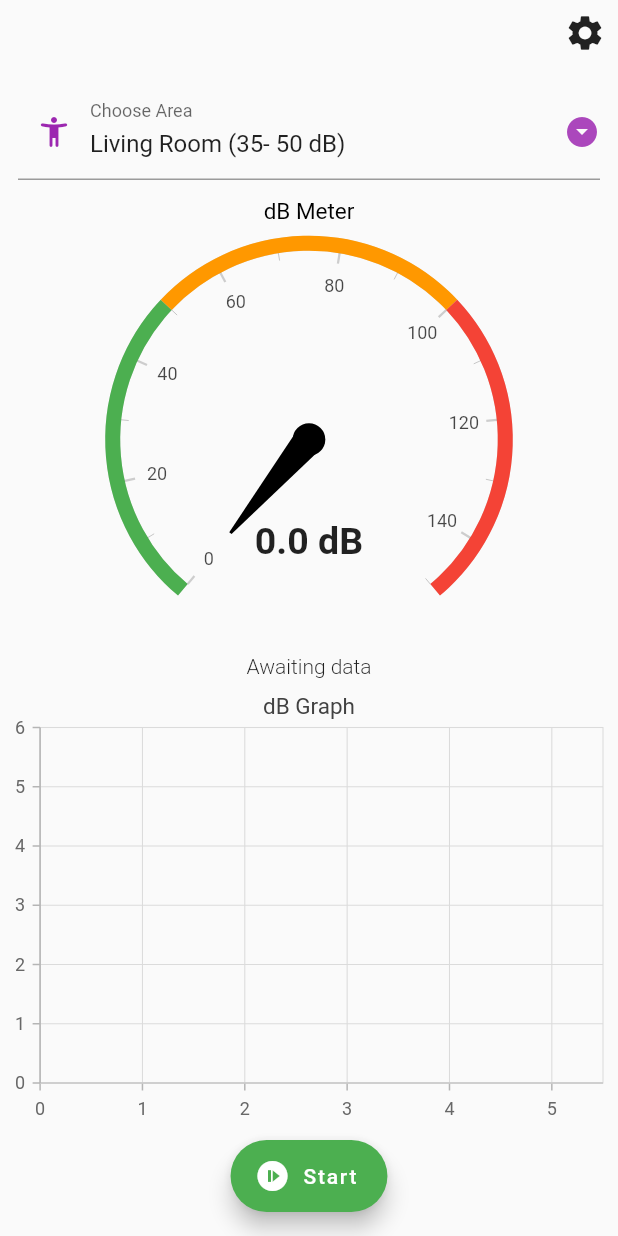
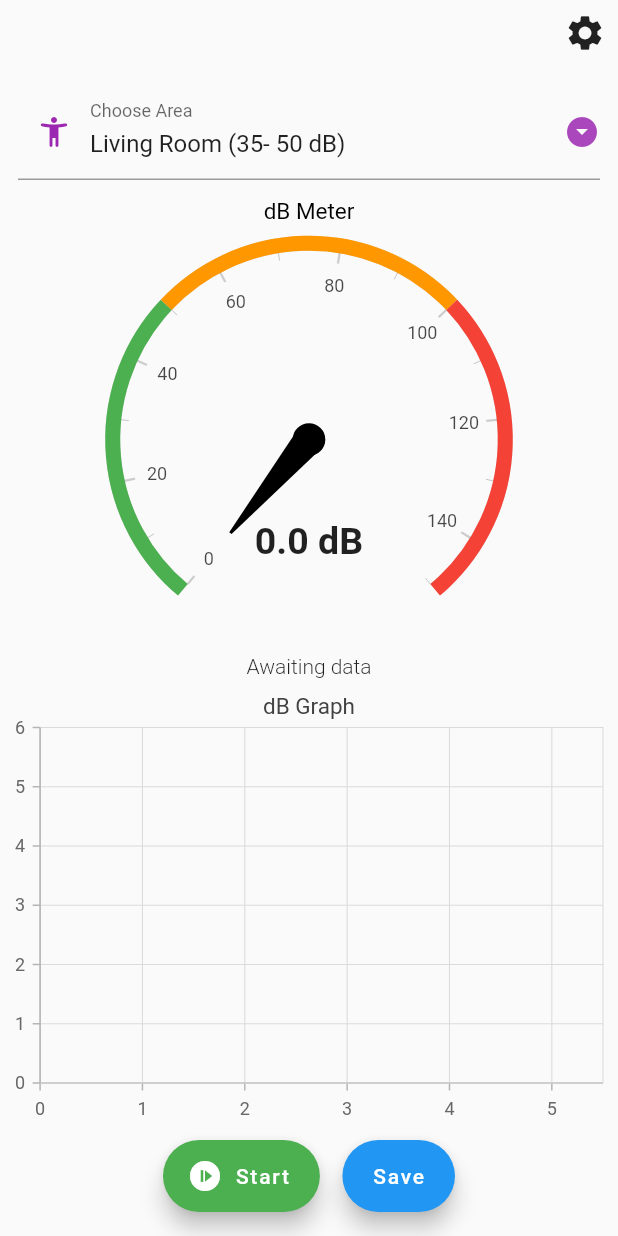
Before and after one commit to jay2607-cmd/Audio-sound-Decibal-Meter, a Flutter app: the screen it shows after launch, after a tap on "Start", on a phone screen of 412 x 824 dp. Run offline on Flutter 3.47's test engine with Material 2 defaults, Android fonts, the phone set to English and light mode, and no system bars; drawn by our look-alikes of syncfusion_flutter_gauges; our stand-ins replace hive, syncfusion_flutter_charts; missing offline and left inert: noise_meter; accounts and stored records are empty.

Commit message:
build save_model.dart

```diff
--- a/lib/dB_Chart.dart
+++ b/lib/logic/dB_Chart.dart
@@ -24,7 +24,8 @@ class DBChart extends StatelessWidget {
           name: 'dB values over time',
           xValueMapper: (ChartData value, _) => value.frames,
           yValueMapper: (ChartData value, _) => value.maxDB?.floor(),
-            animationDuration: 1),
+          animationDuration: 1
+        ),
       ],
     );
   }
--- a/lib/dB_Data.dart
+++ b/lib/logic/dB_Data.dart
@@ -25,6 +25,7 @@ import 'package:flutter/foundation.dart';
 import 'package:flutter/material.dart';
 import 'package:noise_meter/noise_meter.dart';
 import 'package:syncfusion_flutter_charts/charts.dart';
+import '../screens/save.dart';
 import 'dB_Chart.dart';
 import 'dB_meter.dart';
 
@@ -36,6 +37,8 @@ class NoiseApp extends StatefulWidget {
 }
 
 class NoiseAppState extends State<NoiseApp> {
+
+
   NoiseAppState() {
     selectedValue = areaTypeList[0];
   }
@@ -63,7 +66,7 @@ class NoiseAppState extends State<NoiseApp> {
   bool isRecording = false;
   StreamSubscription<NoiseReading>? noiseSubscription;
   late NoiseMeter noiseMeter;
-  late double maxDB = 0;
+  double maxDB = 0;
   double? meanDB;
 
   // These three variables for chart
@@ -78,6 +81,7 @@ class NoiseAppState extends State<NoiseApp> {
     start();
   }
 
+  //method for taking noise data
   void onData(NoiseReading noiseReading) {
     setState(() {
       if (!isRecording) isRecording = true;
@@ -95,6 +99,9 @@ class NoiseAppState extends State<NoiseApp> {
     );
   }
 
+
+
+  // error handle
   void onError(Object e) {
     if (kDebugMode) {
       print(e.toString());
@@ -111,6 +118,7 @@ class NoiseAppState extends State<NoiseApp> {
     }
   }
 
+  // User pressed stop
   void stop() async {
     try {
       noiseSubscription!.cancel();
@@ -134,13 +142,37 @@ class NoiseAppState extends State<NoiseApp> {
     }
     return Scaffold(
       floatingActionButtonLocation: FloatingActionButtonLocation.centerFloat,
-      floatingActionButton: FloatingActionButton.extended(
+      floatingActionButton: Row(
+        mainAxisAlignment: MainAxisAlignment.center,
+        children: [
+          FloatingActionButton.extended(
             label: Text(isRecording ? 'Stop' : 'Start'),
             onPressed: isRecording ? stop : start,
             icon: !isRecording
                 ? const Icon(Icons.not_started_sharp)
                 : const Icon(Icons.stop_circle_sharp),
             backgroundColor: isRecording ? Colors.red : Colors.green,
+          ),
+          SizedBox(
+            width: 15,
+          ),
+          FloatingActionButton.extended(
+            label: const Text("Save"),
+              // Within the `FirstRoute` widget
+              onPressed: () {
+                Navigator.push(
+                  context,
+                  MaterialPageRoute(builder: (context) =>  Save(dBNoise: maxDB)),
+                );
+              }
+            // onPressed: isRecording ? stop : start,
+            // icon: !isRecording
+            //     ? const Icon(Icons.not_started_sharp)
+            //     : const Icon(Icons.stop_circle_sharp),
+            // backgroundColor: isRecording ? Colors.red : Colors.green,
+
+          ),
+        ],
       ),
       body: Column(
         crossAxisAlignment: CrossAxisAlignment.center,
--- a/lib/dB_meter.dart
+++ b/lib/logic/dB_meter.dart
@@ -9,6 +9,7 @@ class dBMeter extends StatelessWidget {
   });
 
   final double maxDB;
+
 
   @override
   Widget build(BuildContext context) {
--- a/lib/main.dart
+++ b/lib/main.dart
@@ -1,8 +1,28 @@
 import 'package:flutter/material.dart';
-import 'package:jay_sound_meter/settings.dart';
-import 'package:jay_sound_meter/home_screen.dart';
+import 'package:flutter/services.dart';
+import 'package:hive/hive.dart';
+import 'package:jay_sound_meter/database/save_model.dart';
+import 'package:jay_sound_meter/logic/dB_Data.dart';
+import 'package:jay_sound_meter/logic/dB_meter.dart';
+import 'package:jay_sound_meter/screens/save.dart';
+import 'package:jay_sound_meter/screens/settings.dart';
+import 'package:jay_sound_meter/screens/home_screen.dart';
+import 'package:path_provider/path_provider.dart';
 
-void main() {
+void main() async {
+  WidgetsFlutterBinding.ensureInitialized();
+  var directory = await getApplicationDocumentsDirectory();
+  Hive.init(directory.path);
+
+  Hive.registerAdapter(SaveModelAdapter());
+
+  await Hive.openBox<SaveModel>("save");
+
+  SystemChrome.setPreferredOrientations([
+    DeviceOrientation.portraitDown,
+    DeviceOrientation.portraitUp,
+  ]);
+
   runApp(const MyApp());
 }
 
@@ -14,8 +34,14 @@ class MyApp extends StatefulWidget {
 }
 
 class _MyAppState extends State<MyApp> {
+
+
   @override
   Widget build(BuildContext context) {
+
+
+
+
     return MaterialApp(
       debugShowCheckedModeBanner: false,
       initialRoute: '/',
@@ -23,6 +49,7 @@ class _MyAppState extends State<MyApp> {
       routes: {
         '/': (context) => HomeScreen(),
         '/settings': (context) => const Settings(),
+
       },
     );
   }
--- a/lib/home_screen.dart
+++ b/lib/screens/home_screen.dart
@@ -1,5 +1,5 @@
 import 'package:flutter/material.dart';
-import 'dB_Data.dart';
+import '../logic/dB_Data.dart';
 
 
 class HomeScreen extends StatefulWidget {
--- a/lib/settings.dart
+++ b/lib/screens/settings.dart
@@ -1,5 +1,5 @@
 import 'package:flutter/material.dart';
-import 'constants.dart';
+import '../utils/constants.dart';
 
 class Settings extends StatelessWidget {
   const Settings({super.key});
--- a/pubspec.yaml
+++ b/pubspec.yaml
@@ -38,8 +38,13 @@ dependencies:
   syncfusion_flutter_gauges: ^21.2.6
   syncfusion_flutter_charts: ^21.2.6
   noise_meter: ^3.2.0
+  hive: ^2.2.3
+  path_provider: ^2.0.15
+  hive_flutter: ^1.1.0
+  hive_generator: ^2.0.0
 
 dev_dependencies:
+  build_runner: ^2.4.4
   flutter_test:
     sdk: flutter
 
```
Also changed, not shown: lib/database/save_model.dart (added, +21 -0 lines), lib/screens/save.dart (added, +40 -0 lines), lib/database/save_model.g.dart (added), lib/utils/constants.dart (renamed from lib/constants.dart), pubspec.lock, 1 other file. Lines whose indentation alone changed are shown as unchanged.
